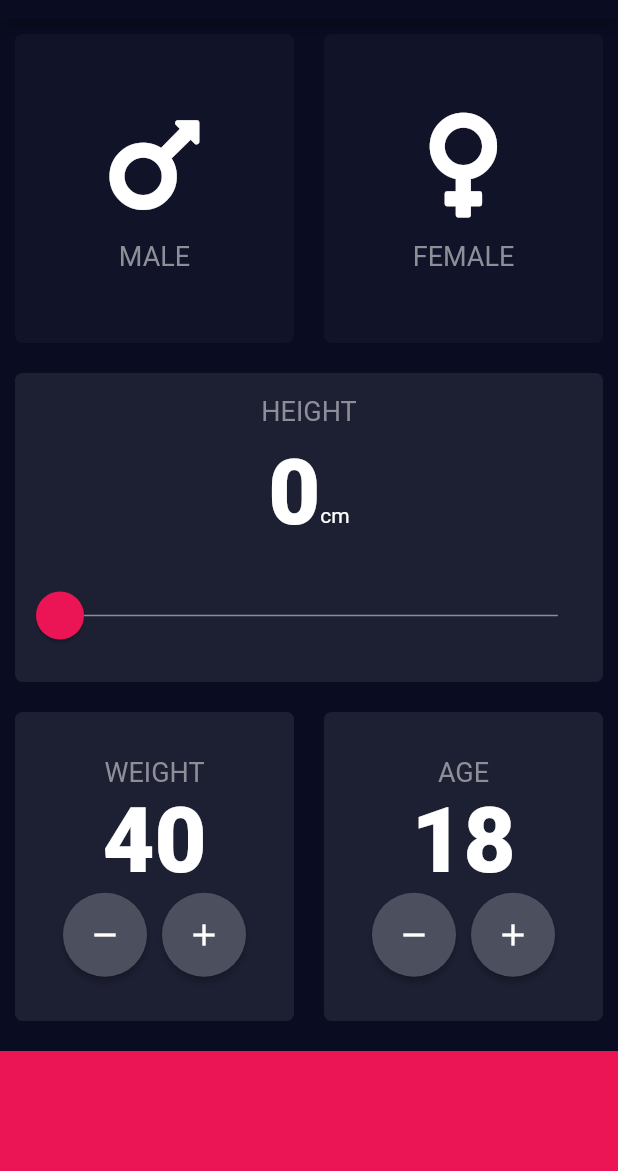
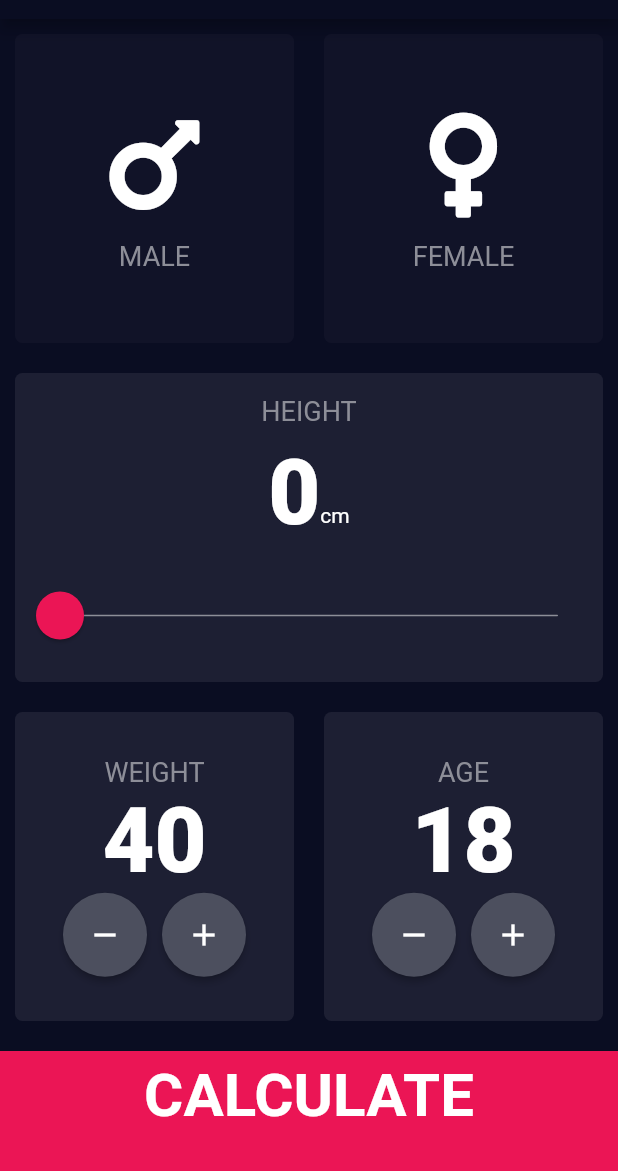
Before and after one commit to gabrielnotong/flutter-bim-calculator, a Flutter app: the screen it shows after launch, on a phone screen of 412 x 824 dp, the part 65-1236 px from its top. Run offline on Flutter 3.47's test engine with Material 2 defaults, Android fonts, the phone set to English and light mode, and no system bars; our stand-ins replace font_awesome_flutter.

```diff
--- /dev/null
+++ b/lib/components/bottom_button.dart
@@ -0,0 +1,32 @@
+import 'package:flutter/material.dart';
+import '../constants.dart';
+
+class BottomButton extends StatelessWidget {
+  final String label;
+  final Function onPress;
+
+  BottomButton({@required this.label, this.onPress});
+
+  @override
+  Widget build(BuildContext context) {
+    return GestureDetector(
+      onTap: onPress,
+      child: Container(
+        alignment: Alignment.center,
+        height: kBottomContainerHeight,
+        color: kBottomContainerColor,
+        width: double.infinity,
+        margin: EdgeInsets.only(
+          top: 10.0,
+        ),
+        padding: EdgeInsets.only(
+          bottom: 20.0,
+        ),
+        child: Text(
+          label,
+          style: kCalculateTextStyle,
+        ),
+      ),
+    );
+  }
+}
--- a/lib/icon_content.dart
+++ b/lib/components/icon_content.dart
@@ -1,5 +1,5 @@
 import 'package:flutter/material.dart';
-import 'constants.dart';
+import '../constants.dart';
 
 class IconContent extends StatelessWidget {
   final IconData icon;
--- /dev/null
+++ b/lib/components/rounded_icon_button.dart
@@ -0,0 +1,22 @@
+import 'package:flutter/material.dart';
+
+class RoundedIconButton extends StatelessWidget {
+  final IconData icon;
+  final Function onClick;
+
+  RoundedIconButton({this.icon, this.onClick});
+
+  @override
+  Widget build(BuildContext context) {
+    return RawMaterialButton(
+      onPressed: onClick,
+      fillColor: Color(0xFF4C4F5E),
+      shape: CircleBorder(),
+      constraints: BoxConstraints.tightFor(
+        width: 56.0,
+        height: 56.0,
+      ),
+      child: Icon(icon),
+    );
+  }
+}
--- a/lib/constants.dart
+++ b/lib/constants.dart
@@ -4,12 +4,25 @@ const kBottomContainerHeight = 80.0;
 const kActiveCardColor = Color(0xFC1D1F33);
 const kInactiveCardColor = Color(0xFF111328);
 const kBottomContainerColor = Color(0xFFEB1555);
+const kAppTitleText = Text('BIM CALCULATOR');
 
 const kIconTextStyle = TextStyle(
   color: Color(0xFF8D8E98),
   fontSize: 18.0,
 );
 
+const kCalculateTextStyle = TextStyle(
+  color: Color(0xFFFFFFFF),
+  fontSize: 40.0,
+  fontWeight: FontWeight.bold,
+);
+
+const kTitleTextStyle = TextStyle(
+  color: Color(0xFFFFFFFF),
+  fontSize: 40.0,
+  fontWeight: FontWeight.bold,
+);
+
 const kNumberTextStyle = TextStyle(
   fontSize: 60.0,
   fontWeight: FontWeight.w900,
--- a/lib/main.dart
+++ b/lib/main.dart
@@ -1,5 +1,6 @@
 import 'package:flutter/material.dart';
-import 'input_page.dart';
+import 'screens/input_page.dart';
+import 'screens/results_page.dart';
 
 void main() => runApp(BMICalculator());
 
@@ -12,7 +13,11 @@ class BMICalculator extends StatelessWidget {
         primaryColor: Color(0xFF0A0D22),
         scaffoldBackgroundColor: Color(0xFF0A0D22),
       ),
-      home: InputPage(),
+      initialRoute: '/',
+      routes: {
+        '/': (context) => InputPage(),
+        '/results': (context) => ResultsPage(),
+      },
     );
   }
 }
--- a/lib/input_page.dart
+++ b/lib/screens/input_page.dart
@@ -1,10 +1,13 @@
+import 'package:bmi_calculator/components/bottom_button.dart';
+
+import '../components/rounded_icon_button.dart';
 import 'package:flutter/cupertino.dart';
 import 'package:flutter/material.dart';
 import 'package:flutter/widgets.dart';
 import 'package:font_awesome_flutter/font_awesome_flutter.dart';
-import 'icon_content.dart';
-import 'reusable_card.dart';
-import 'constants.dart';
+import '../components/icon_content.dart';
+import '../components/reusable_card.dart';
+import '../constants.dart';
 
 const minWeight = 40;
 const minAge = 18;
@@ -29,7 +32,7 @@ class _InputPageState extends State<InputPage> {
   Widget build(BuildContext context) {
     return Scaffold(
       appBar: AppBar(
-        title: Text('BIM CALCULATOR'),
+        title: kAppTitleText,
       ),
       body: Column(
         children: [
@@ -226,35 +229,17 @@ class _InputPageState extends State<InputPage> {
               ],
             ),
           ),
-          Container(
-            height: kBottomContainerHeight,
-            color: kBottomContainerColor,
-            width: double.infinity,
-            margin: EdgeInsets.only(top: 10.0),
+          BottomButton(
+            label: 'CALCULATE',
+            onPress: () {
+              Navigator.pushNamed(
+                context,
+                '/results',
+              );
+            },
           )
         ],
       ),
     );
   }
 }
-
-class RoundedIconButton extends StatelessWidget {
-  final IconData icon;
-  final Function onClick;
-
-  RoundedIconButton({this.icon, this.onClick});
-
-  @override
-  Widget build(BuildContext context) {
-    return RawMaterialButton(
-      onPressed: onClick,
-      fillColor: Color(0xFF4C4F5E),
-      shape: CircleBorder(),
-      constraints: BoxConstraints.tightFor(
-        width: 56.0,
-        height: 56.0,
-      ),
-      child: Icon(icon),
-    );
-  }
-}
```
Also changed, not shown: lib/components/result_input.dart (added, +32 -0 lines), lib/screens/results_page.dart (added, +75 -0 lines), lib/components/reusable_card.dart (renamed from lib/reusable_card.dart).
